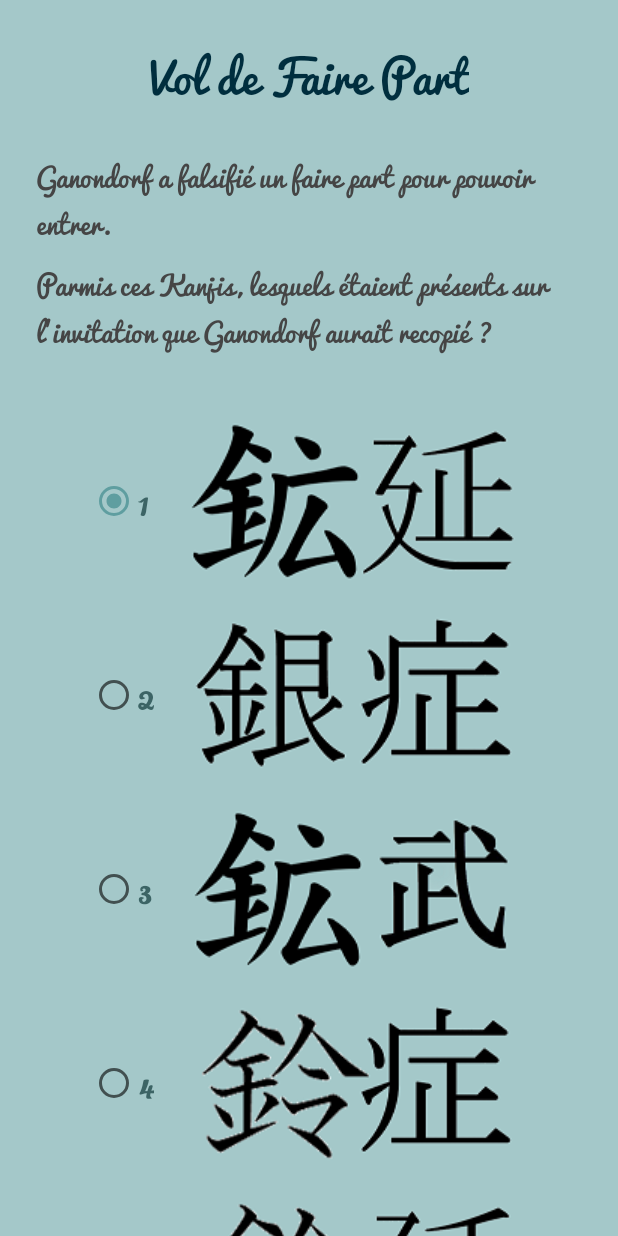
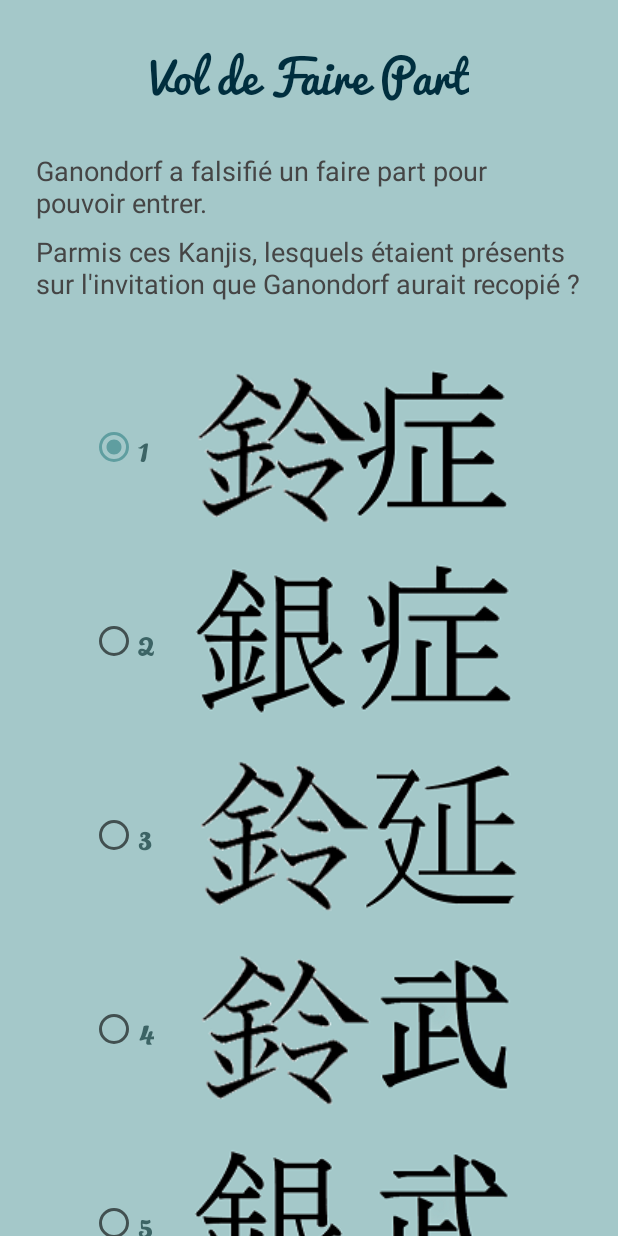
Before and after one commit to PaulineKlein/enigmariage, an Android app: the FairePartActivity screen opened directly, with no data from a screen before it, on a phone screen of 412 x 824 dp. Run offline under Robolectric (Android 15) with nearby library versions, the phone set to English and light mode, and no system bars.

Commit message:
fix animation for kanji and remove answers for kanji question

```diff
--- a/app/src/main/res/layout/activity_faire_part.xml
+++ b/app/src/main/res/layout/activity_faire_part.xml
@@ -53,7 +53,7 @@
             app:layout_constraintTop_toBottomOf="@+id/tv_faire_part_message_2">
 
             <RadioButton
-                android:id="@+id/radioReponse6"
+                android:id="@+id/radioReponse4"
                 android:layout_width="wrap_content"
                 android:layout_height="wrap_content"
                 android:checked="true"
@@ -61,7 +61,7 @@
                 android:drawablePadding="@dimen/margin_24"
                 android:text="@string/un"
                 style="@style/SousTitre"
-                android:drawableEnd="@drawable/kanji_reponse6" />
+                android:drawableEnd="@drawable/kanji_reponse4" />
 
             <RadioButton
                 android:id="@+id/radioReponse3"
@@ -74,32 +74,12 @@
                 android:drawableEnd="@drawable/kanji_reponse3" />
 
             <RadioButton
-                android:id="@+id/radioReponse8"
+                android:id="@+id/radioReponse5"
                 android:layout_width="wrap_content"
                 android:layout_height="wrap_content"
                 android:layout_margin="@dimen/margin_8"
                 android:drawablePadding="@dimen/margin_24"
                 android:text="@string/trois"
-                style="@style/SousTitre"
-                android:drawableEnd="@drawable/kanji_reponse8" />
-
-            <RadioButton
-                android:id="@+id/radioReponse4"
-                android:layout_width="wrap_content"
-                android:layout_height="wrap_content"
-                android:layout_margin="@dimen/margin_8"
-                android:drawablePadding="@dimen/margin_24"
-                android:text="@string/quatre"
-                style="@style/SousTitre"
-                android:drawableEnd="@drawable/kanji_reponse4" />
-
-            <RadioButton
-                android:id="@+id/radioReponse5"
-                android:layout_width="wrap_content"
-                android:layout_height="wrap_content"
-                android:layout_margin="@dimen/margin_8"
-                android:drawablePadding="@dimen/margin_24"
-                android:text="@string/cinq"
                 style="@style/SousTitre"
                 android:drawableEnd="@drawable/kanji_reponse5" />
 
@@ -109,19 +89,9 @@
                 android:layout_height="wrap_content"
                 android:layout_margin="@dimen/margin_8"
                 android:drawablePadding="@dimen/margin_24"
-                android:text="@string/six"
+                android:text="@string/quatre"
                 style="@style/SousTitre"
                 android:drawableEnd="@drawable/kanji_reponse1" />
-
-            <RadioButton
-                android:id="@+id/radioReponse7"
-                android:layout_width="wrap_content"
-                android:layout_height="wrap_content"
-                android:layout_margin="@dimen/margin_8"
-                android:drawablePadding="@dimen/margin_24"
-                android:text="@string/sept"
-                style="@style/SousTitre"
-                android:drawableEnd="@drawable/kanji_reponse7" />
 
             <RadioButton
                 android:id="@+id/radioReponse2"
@@ -129,7 +99,7 @@
                 android:layout_height="wrap_content"
                 android:layout_margin="@dimen/margin_8"
                 android:drawablePadding="@dimen/margin_24"
-                android:text="@string/huit"
+                android:text="@string/cinq"
                 style="@style/SousTitre"
                 android:drawableEnd="@drawable/kanji_reponse2" />
         </RadioGroup>
--- a/app/src/main/res/layout/activity_question.xml
+++ b/app/src/main/res/layout/activity_question.xml
@@ -23,7 +23,7 @@
 
     <TextView
         android:id="@+id/tv_question_message"
-        style="@style/SousTitre"
+        style="@style/Body"
         android:layout_width="wrap_content"
         android:layout_height="wrap_content"
         tools:text="Mon message qui peut etre très court ou très long"
--- a/app/src/main/res/values/styles.xml
+++ b/app/src/main/res/values/styles.xml
@@ -6,7 +6,6 @@
         <item name="colorPrimary">@color/colorPrimary</item>
         <item name="colorPrimaryDark">@color/colorPrimaryDark</item>
         <item name="colorAccent">@color/colorAccent</item>
-        <item name="android:fontFamily">@font/pacifico</item>
         <item name="colorControlActivated">@color/colorPrimary</item>
         <item name="android:windowActionBar">false</item>
         <item name="android:windowNoTitle">true</item>
@@ -15,12 +14,14 @@
 
     <style name="Titre">
         <item name="android:textSize">30sp</item>
+        <item name="android:fontFamily">@font/pacifico</item>
         <item name="android:textColor">@color/bleuFonce</item>
         <item name="android:textAlignment">center</item>
     </style>
 
     <style name="SousTitre">
         <item name="android:textSize">24sp</item>
+        <item name="android:fontFamily">@font/pacifico</item>
         <item name="android:textColor">@color/colorPrimaryDark</item>
     </style>
 
@@ -51,11 +52,13 @@
     <style name="Success">
         <item name="android:textSize">20sp</item>
         <item name="android:textColor">@color/bleuFonce</item>
+        <item name="android:fontFamily">@font/pacifico</item>
     </style>
 
     <style name="Erreur">
         <item name="android:textSize">20sp</item>
         <item name="android:textColor">@color/erreur</item>
+        <item name="android:fontFamily">@font/pacifico</item>
     </style>
 
     <style name="button" parent="Widget.AppCompat.Button">
```
Also changed, not shown: app/src/main/java/com/pklein/mariage/presentation/fairePart/FairePartResponseActivity.kt (+8 -6 lines), app/src/main/res/drawable/image_gourde.jpg, app/src/main/res/drawable/kanji_reponse6.png (deleted), app/src/main/res/drawable/kanji_reponse7.png (deleted), app/src/main/res/drawable/kanji_reponse8.png (deleted).
